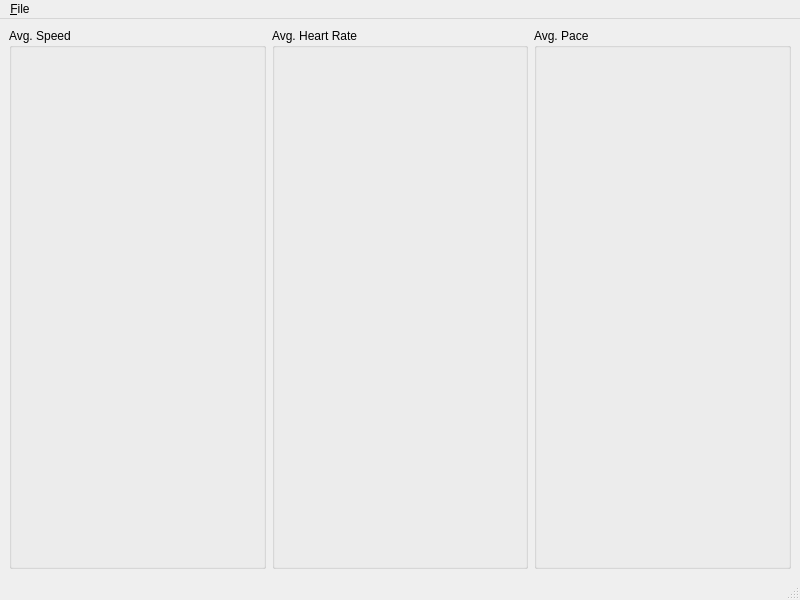
Above: src/mainwindow.ui from blizzard4591/RunningTcxViewer before the change. Below: the same form after it.
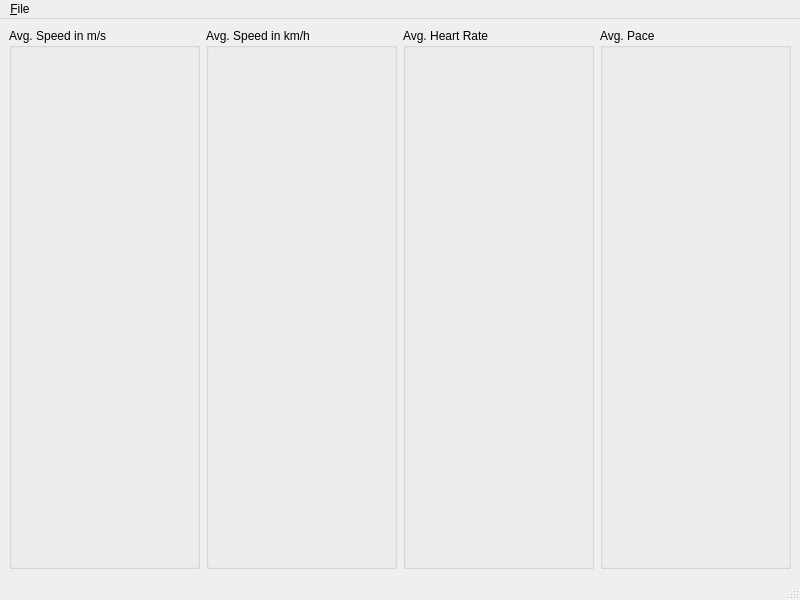
That is the form after the change. Custom widgets are drawn as their Qt base class.

Commit message: Fixed some issues, added km/h

Patch:
```diff
--- a/src/mainwindow.ui
+++ b/src/mainwindow.ui
@@ -20,7 +20,14 @@
       <item>
        <widget class="DataOptions" name="gbox_avgSpeed">
         <property name="title">
-         <string>Avg. Speed</string>
+         <string>Avg. Speed in m/s</string>
+        </property>
+       </widget>
+      </item>
+      <item>
+       <widget class="DataOptions" name="gbox_avgSpeedKmh">
+        <property name="title">
+         <string>Avg. Speed in km/h</string>
         </property>
        </widget>
       </item>
```
The commit also changes 2 other files.
